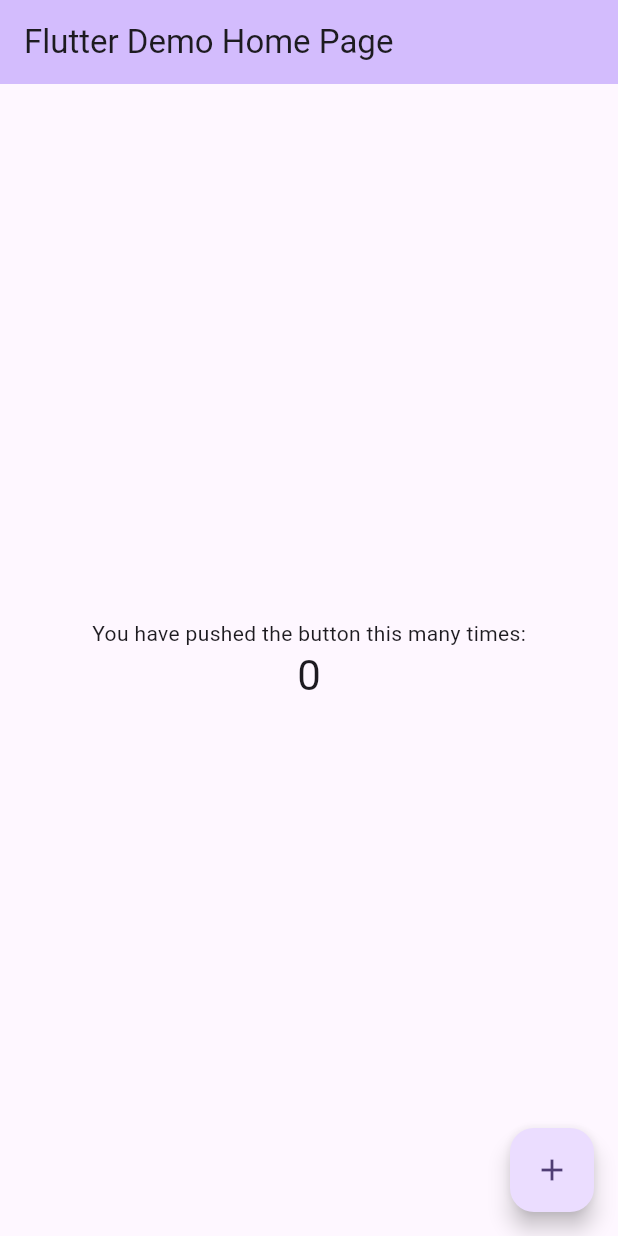
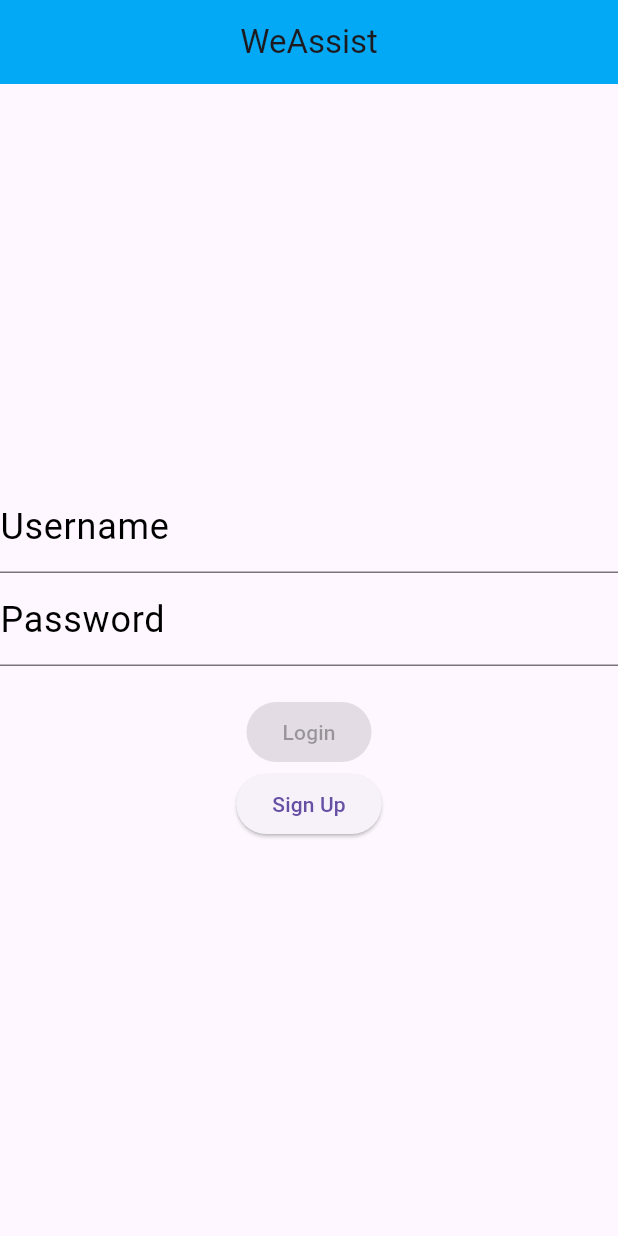
Before and after one commit to jjohn149/mobdev_project_jonathan_917541696, a Flutter app: the screen it shows after launch, on a phone screen of 412 x 824 dp. Run offline on Flutter 3.47's test engine with Material 3 defaults, Android fonts, the phone set to English and light mode, and no system bars; our stand-ins replace firebase_core; accounts and stored records are empty.

Commit message:
Implement original interface

```diff
--- a/lib/main.dart
+++ b/lib/main.dart
@@ -1,132 +1,108 @@
 import 'package:flutter/material.dart';
-import 'package:we_assist/firebase_options.dart';
-import 'package:firebase_core/firebase_core.dart';
 
-void main() async {
-  WidgetsFlutterBinding.ensureInitialized();
-  await Firebase.initializeApp(
-    options: DefaultFirebaseOptions.currentPlatform,
-  );
+import 'home.dart';
 
+void main() {
   runApp(const MyApp());
 }
 
 class MyApp extends StatelessWidget {
   const MyApp({super.key});
 
-  // This widget is the root of your application.
   @override
   Widget build(BuildContext context) {
-    return MaterialApp(
-      title: 'Flutter Demo',
-      theme: ThemeData(
-        // This is the theme of your application.
-        //
-        // TRY THIS: Try running your application with "flutter run". You'll see
-        // the application has a purple toolbar. Then, without quitting the app,
-        // try changing the seedColor in the colorScheme below to Colors.green
-        // and then invoke "hot reload" (save your changes or press the "hot
-        // reload" button in a Flutter-supported IDE, or press "r" if you used
-        // the command line to start the app).
-        //
-        // Notice that the counter didn't reset back to zero; the application
-        // state is not lost during the reload. To reset the state, use hot
-        // restart instead.
-        //
-        // This works for code too, not just values: Most code changes can be
-        // tested with just a hot reload.
-        colorScheme: ColorScheme.fromSeed(seedColor: Colors.deepPurple),
-        useMaterial3: true,
-      ),
-      home: const MyHomePage(title: 'Flutter Demo Home Page'),
+    return const MaterialApp(
+      home: AuthenticPage(),
     );
   }
 }
 
-class MyHomePage extends StatefulWidget {
-  const MyHomePage({super.key, required this.title});
-
-  // This widget is the home page of your application. It is stateful, meaning
-  // that it has a State object (defined below) that contains fields that affect
-  // how it looks.
-
-  // This class is the configuration for the state. It holds the values (in this
-  // case the title) provided by the parent (in this case the App widget) and
-  // used by the build method of the State. Fields in a Widget subclass are
-  // always marked "final".
-
-  final String title;
+class AuthenticPage extends StatefulWidget {
+  const AuthenticPage({super.key});
 
   @override
-  State<MyHomePage> createState() => _MyHomePageState();
+  AuthenticPageState createState() => AuthenticPageState();
 }
 
-class _MyHomePageState extends State<MyHomePage> {
-  int _counter = 0;
+class AuthenticPageState extends State<AuthenticPage> {
+  final GlobalKey<FormState> _formKey = GlobalKey<FormState>();
 
-  void _incrementCounter() {
+  bool isValid = false;
+
+  void onChange() {
     setState(() {
-      // This call to setState tells the Flutter framework that something has
-      // changed in this State, which causes it to rerun the build method below
-      // so that the display can reflect the updated values. If we changed
-      // _counter without calling setState(), then the build method would not be
-      // called again, and so nothing would appear to happen.
-      _counter++;
+      isValid = _formKey.currentState!.validate();
     });
   }
 
   @override
   Widget build(BuildContext context) {
-    // This method is rerun every time setState is called, for instance as done
-    // by the _incrementCounter method above.
-    //
-    // The Flutter framework has been optimized to make rerunning build methods
-    // fast, so that you can just rebuild anything that needs updating rather
-    // than having to individually change instances of widgets.
     return Scaffold(
       appBar: AppBar(
-        // TRY THIS: Try changing the color here to a specific color (to
-        // Colors.amber, perhaps?) and trigger a hot reload to see the AppBar
-        // change color while the other colors stay the same.
-        backgroundColor: Theme.of(context).colorScheme.inversePrimary,
-        // Here we take the value from the MyHomePage object that was created by
-        // the App.build method, and use it to set our appbar title.
-        title: Text(widget.title),
+        title: const Text("WeAssist"),
+        centerTitle: true,
+        backgroundColor: Colors.lightBlue,
       ),
       body: Center(
-        // Center is a layout widget. It takes a single child and positions it
-        // in the middle of the parent.
-        child: Column(
-          // Column is also a layout widget. It takes a list of children and
-          // arranges them vertically. By default, it sizes itself to fit its
-          // children horizontally, and tries to be as tall as its parent.
-          //
-          // Column has various properties to control how it sizes itself and
-          // how it positions its children. Here we use mainAxisAlignment to
-          // center the children vertically; the main axis here is the vertical
-          // axis because Columns are vertical (the cross axis would be
-          // horizontal).
-          //
-          // TRY THIS: Invoke "debug painting" (choose the "Toggle Debug Paint"
-          // action in the IDE, or press "p" in the console), to see the
-          // wireframe for each widget.
-          mainAxisAlignment: MainAxisAlignment.center,
-          children: <Widget>[
-            const Text(
-              'You have pushed the button this many times:',
-            ),
-            Text(
-              '$_counter',
-              style: Theme.of(context).textTheme.headlineMedium,
-            ),
-          ],
+        child: Form(
+          key: _formKey,
+          onChanged: () {
+            onChange();
+          },
+          child: Column(
+            mainAxisAlignment: MainAxisAlignment.center,
+            children: [
+              TextFormField(
+                decoration: const InputDecoration(
+                  hintText: "Username",
+                  labelText: "Username",
+                  labelStyle: TextStyle(fontSize: 24, color: Colors.black),
+                  border: UnderlineInputBorder(),
+                ),
+                validator: (value) {
+                  if (value!.isEmpty) {
+                    return "Please enter a username";
+                  }
+                },
+              ),
+              TextFormField(
+                decoration: const InputDecoration(
+                  hintText: "Password",
+                  labelText: "Password",
+                  labelStyle: TextStyle(fontSize: 24, color: Colors.black),
+                  border: UnderlineInputBorder(),
+                ),
+                validator: (value) {
+                  if (value!.isEmpty) {
+                    return "Please enter password";
+                  }
+                },
+                obscureText: true,
+              ),
+              const SizedBox(
+                height: 20,
+              ),
+              ElevatedButton(
+                onPressed: isValid
+                    ? () {
+                        Navigator.push(
+                          context,
+                          MaterialPageRoute(
+                            builder: (context) => const Home(),
+                          ),
+                        );
+                      }
+                    : null,
+                child: const Text("Login"),
+              ),
+              ElevatedButton(
+                onPressed: () {},
+                child: const Text("Sign Up"),
+              ),
+            ],
+          ),
         ),
       ),
-      floatingActionButton: FloatingActionButton(
-        onPressed: _incrementCounter,
-        tooltip: 'Increment',
-        child: const Icon(Icons.add),
-      ), // This trailing comma makes auto-formatting nicer for build methods.
     );
   }
 }
```
Also changed, not shown: lib/home.dart (added, +51 -0 lines).
